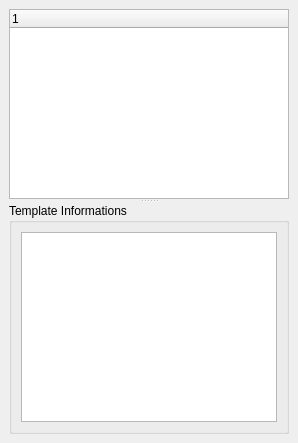
First picture: the form in src/components/core/templatesOutliner/ui/Templates_Outliner.ui, repository KelSolaar/sIBL_GUI, before the edit.
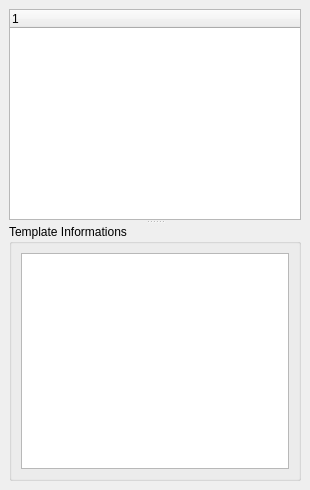
Second picture: the form after the edit.

The edit to the form file:
```diff
--- a/src/components/core/templatesOutliner/ui/Templates_Outliner.ui
+++ b/src/components/core/templatesOutliner/ui/Templates_Outliner.ui
@@ -2,6 +2,14 @@
 <ui version="4.0">
  <class>Templates_Outliner_DockWidget</class>
  <widget class="QDockWidget" name="Templates_Outliner_DockWidget">
+  <property name="geometry">
+   <rect>
+    <x>0</x>
+    <y>0</y>
+    <width>310</width>
+    <height>490</height>
+   </rect>
+  </property>
   <property name="windowTitle">
    <string>Templates Outliner</string>
   </property>
```
Left out of the diff: 6 changed lines with no effect on the pictures.
